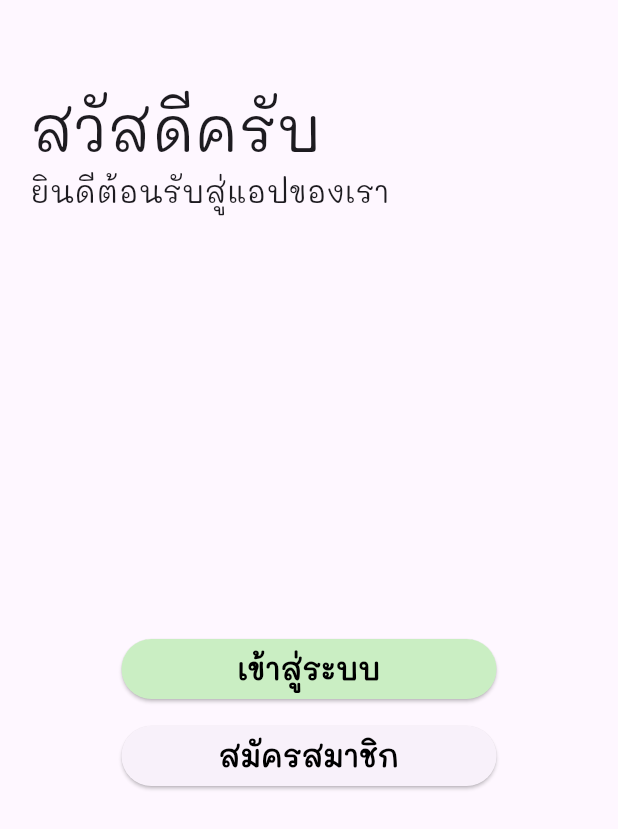
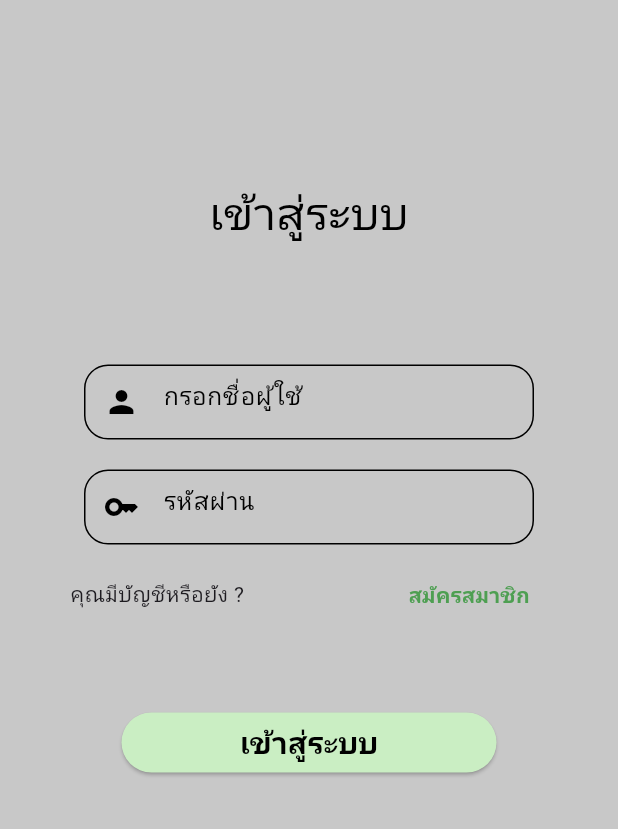
Before and after one commit to supakorn5/Project1, a Flutter app: the screen it shows after launch, after a tap on "เข้าสู่ระบบ", on a phone screen of 412 x 824 dp. Shown: the top 829 px of the screen. Run offline on Flutter 3.47's test engine with Material 3 defaults, Android fonts, the phone set to English and light mode, and no system bars.

Commit message:
first commit

```diff
--- /dev/null
+++ b/lib/Page/Wellcom/Login_Page.dart
@@ -0,0 +1,138 @@
+import 'dart:ui';
+import 'package:flutter/material.dart';
+import 'package:myproject/Page/Wellcom/Register_Page.dart';
+
+class Login extends StatefulWidget {
+  const Login({Key? key}) : super(key: key);
+
+  @override
+  State<Login> createState() => _LoginState();
+}
+
+class _LoginState extends State<Login> {
+  @override
+  Widget build(BuildContext context) {
+    return Scaffold(
+      body: Container(
+        color: const Color.fromARGB(255, 200, 200, 200),
+        child: Center(
+          child: Column(
+            children: [
+              const SizedBox(
+                height: 120,
+              ),
+              const Text(
+                "เข้าสู่ระบบ",
+                style: TextStyle(
+                  fontFamily: "Mali",
+                  fontSize: 30,
+                  color: Colors.black,
+                ),
+              ),
+              const SizedBox(
+                height: 80,
+              ),
+              Container(
+                decoration: BoxDecoration(
+                  border: Border.all(color: Colors.black),
+                  borderRadius: BorderRadius.circular(16),
+                ),
+                width: 300,
+                height: 50,
+                child: const TextField(
+                  decoration: InputDecoration(
+                    border: InputBorder.none,
+                    hintText: "กรอกชื่อผู้ใช้",
+                    hintStyle: TextStyle(
+                      fontFamily: "Mali",
+                      color: Colors.black,
+                    ),
+                    prefixIcon: Icon(
+                      Icons.person,
+                      color: Colors.black,
+                    ),
+                  ),
+                ),
+              ),
+              const SizedBox(
+                height: 20,
+              ),
+              Container(
+                decoration: BoxDecoration(
+                  border: Border.all(color: Colors.black),
+                  borderRadius: BorderRadius.circular(16),
+                ),
+                width: 300,
+                height: 50,
+                child: const TextField(
+                  decoration: InputDecoration(
+                    border: InputBorder.none,
+                    hintText: "รหัสผ่าน",
+                    hintStyle: TextStyle(
+                      fontFamily: "Mali",
+                      color: Colors.black,
+                    ),
+                    prefixIcon: Icon(
+                      Icons.key_sharp,
+                      color: Colors.black,
+                    ),
+                  ),
+                ),
+              ),
+              const SizedBox(
+                height: 10,
+              ),
+              Row(
+                mainAxisAlignment: MainAxisAlignment.spaceAround,
+                children: [
+                  const Text(
+                    "คุณมีบัญชีหรือยัง ? ",
+                    style: TextStyle(fontFamily: "Mali"),
+                  ),
+                  TextButton(
+                      onPressed: () {
+                        Navigator.pushReplacement(
+                            context,
+                            MaterialPageRoute(
+                              builder: (context) => const Register_Page(),
+                            ));
+                      },
+                      child: const Text(
+                        "สมัครสมาชิก",
+                        style: TextStyle(
+                            color: Color.fromARGB(255, 78, 159, 82),
+                            fontFamily: "Mali",
+                            fontWeight: FontWeight.bold),
+                      ))
+                ],
+              ),
+              const SizedBox(
+                height: 50,
+              ),
+              ElevatedButton(
+                  style: ElevatedButton.styleFrom(
+                      fixedSize: const Size(250, 40),
+                      backgroundColor:
+                          const Color.fromARGB(255, 202, 238, 195)),
+                  onPressed: () {
+                    Navigator.pushReplacement(
+                        context,
+                        MaterialPageRoute(
+                          builder: (context) => const Login(),
+                        ));
+                  },
+                  child: const Text(
+                    "เข้าสู่ระบบ",
+                    style: TextStyle(
+                        fontFamily: "Mali",
+                        fontSize: 20,
+                        fontWeight: FontWeight.bold,
+                        color: Colors.black),
+                  )),
+            ],
+          ),
+        ),
+      ),
+    );
+  }
+}
--- /dev/null
+++ b/lib/Page/Wellcom/Register_Page.dart
@@ -0,0 +1,15 @@
+import 'package:flutter/material.dart';
+
+class Register_Page extends StatefulWidget {
+  const Register_Page({super.key});
+
+  @override
+  State<Register_Page> createState() => _Register_PageState();
+}
+
+class _Register_PageState extends State<Register_Page> {
+  @override
+  Widget build(BuildContext context) {
+    return const Placeholder();
+  }
+}
--- /dev/null
+++ b/lib/Page/Wellcom/wellcom.dart
@@ -0,0 +1,140 @@
+import 'dart:ui';
+
+import 'package:flutter/material.dart';
+import 'package:myproject/Page/Wellcom/Login_Page.dart';
+
+class Wellcom_Page extends StatefulWidget {
+  const Wellcom_Page({super.key});
+
+  @override
+  State<Wellcom_Page> createState() => _Wellcom_PageState();
+}
+
+class _Wellcom_PageState extends State<Wellcom_Page> {
+  @override
+  Widget build(BuildContext context) {
+    return Scaffold(
+        body: Center(
+      child: Container(
+        decoration: const BoxDecoration(
+            image: DecorationImage(
+                image: AssetImage("images/rice fields.png"),
+                fit: BoxFit.cover)),
+        child: BackdropFilter(
+          filter: ImageFilter.blur(sigmaX: 1.5, sigmaY: 1.5),
+          child: Column(
+            children: [
+              Row(
+                children: [
+                  const SizedBox(
+                    height: 180,
+                    width: 20,
+                  ),
+                  Padding(
+                    padding: const EdgeInsets.all(8.0),
+                    child: Center(
+                      child: Row(
+                        crossAxisAlignment: CrossAxisAlignment.end,
+                        children: [
+                          Stack(
+                            children: [
+                              Positioned(
+                                top: 0,
+                                left: 0,
+                                child: Text(
+                                  'TRACTOR 4 U',
+                                  style: TextStyle(
+                                    fontSize: 50,
+                                    fontWeight: FontWeight.bold,
+                                    foreground: Paint()
+                                      ..style = PaintingStyle.stroke
+                                      ..strokeWidth = 2
+                                      ..color = const Color.fromARGB(255, 50, 0,
+                                          0), // Set the stroke color
+                                  ),
+                                ),
+                              ),
+                              const Row(
+                                children: [
+                                  Text(
+                                    "TRACTOR 4 U",
+                                    style: TextStyle(
+                                        color:
+                                            Color.fromARGB(255, 188, 229, 142),
+                                        fontSize: 50,
+                                        fontWeight: FontWeight.bold),
+                                  ),
+                                ],
+                              ),
+                            ],
+                          )
+                        ],
+                      ),
+                    ),
+                  ),
+                ],
+              ),
+              const SizedBox(
+                height: 250,
+              ),
+              Container(
+                // decoration: const BoxDecoration(boxShadow: [
+                //   BoxShadow(
+                //     color: Colors.grey,
+                //     blurRadius: 20,
+                //     offset: Offset(0, 4),
+                //   )
+                // ]),
+                child: ElevatedButton(
+                    style: ElevatedButton.styleFrom(
+                        fixedSize: const Size(250, 40),
+                        backgroundColor:
+                            const Color.fromARGB(255, 202, 238, 195)),
+                    onPressed: () {
+                      Navigator.pushReplacement(
+                          context,
+                          MaterialPageRoute(
+                            builder: (context) => const Login(),
+                          ));
+                    },
+                    child: const Text(
+                      "เข้าสู่ระบบ",
+                      style: TextStyle(
+                          fontFamily: "Mali",
+                          fontSize: 20,
+                          fontWeight: FontWeight.bold,
+                          color: Colors.black),
+                    )),
+              ),
+              const SizedBox(
+                height: 10,
+              ),
+              Container(
+                // decoration: const BoxDecoration(boxShadow: [
+                //   BoxShadow(
+                //     color: Colors.grey,
+                //     blurRadius: 20,
+                //     offset: Offset(0, 4),
+                //   )
+                // ]),
+                child: ElevatedButton(
+                    style: ElevatedButton.styleFrom(
+                      fixedSize: const Size(250, 40),
+                    ),
+                    onPressed: () {},
+                    child: const Text(
+                      "สมัครสมาชิก",
+                      style: TextStyle(
+                          fontFamily: "Mali",
+                          fontSize: 20,
+                          fontWeight: FontWeight.bold,
+                          color: Colors.black),
+                    )),
+              ),
+            ],
+          ),
+        ),
+      ),
+    ));
+  }
+}
--- a/lib/Wellcom/wellcom.dart
+++ /dev/null
@@ -1,95 +0,0 @@
-import 'package:flutter/material.dart';
-
-class Wellcom_Page extends StatefulWidget {
-  const Wellcom_Page({super.key});
-
-  @override
-  State<Wellcom_Page> createState() => _Wellcom_PageState();
-}
-
-class _Wellcom_PageState extends State<Wellcom_Page> {
-  @override
-  Widget build(BuildContext context) {
-    return Scaffold(
-      appBar: AppBar(
-        title: const Text(" "),
-      ),
-      body: Center(
-        child: Column(
-          children: [
-            const Row(
-              children: [
-                SizedBox(
-                  width: 20,
-                ),
-                Column(
-                  crossAxisAlignment: CrossAxisAlignment.start,
-                  children: [
-                    Text(
-                      "สวัสดีครับ",
-                      style: TextStyle(fontFamily: "Mali", fontSize: 40),
-                    ),
-                    Text(
-                      "ยินดีต้อนรับสู่แอปของเรา",
-                      style: TextStyle(fontSize: 20, fontFamily: "Mali"),
-                    ),
-                  ],
-                ),
-              ],
-            ),
-            const SizedBox(
-              height: 280,
-            ),
-            Container(
-              // decoration: const BoxDecoration(boxShadow: [
-              //   BoxShadow(
-              //     color: Colors.grey,
-              //     blurRadius: 20,
-              //     offset: Offset(0, 4),
-              //   )
-              // ]),
-              child: ElevatedButton(
-                  style: ElevatedButton.styleFrom(
-                      fixedSize: const Size(250, 40),
-                      backgroundColor: Color.fromARGB(255, 202, 238, 195)),
-                  onPressed: () {},
-                  child: const Text(
-                    "เข้าสู่ระบบ",
-                    style: TextStyle(
-                        fontFamily: "Mali",
-                        fontSize: 20,
-                        fontWeight: FontWeight.bold,
-                        color: Colors.black),
-                  )),
-            ),
-            const SizedBox(
-              height: 10,
-            ),
-            Container(
-              // decoration: const BoxDecoration(boxShadow: [
-              //   BoxShadow(
-              //     color: Colors.grey,
-              //     blurRadius: 20,
-              //     offset: Offset(0, 4),
-              //   )
-              // ]),
-              child: ElevatedButton(
-                  style: ElevatedButton.styleFrom(
-                    fixedSize: const Size(250, 40),
-                  ),
-                  onPressed: () {},
-                  child: const Text(
-                    "สมัครสมาชิก",
-                    style: TextStyle(
-                        fontFamily: "Mali",
-                        fontSize: 20,
-                        fontWeight: FontWeight.bold,
-                        color: Colors.black),
-                  )),
-            ),
-          ],
-        ),
-      ),
-    );
-  }
-}
--- a/lib/main.dart
+++ b/lib/main.dart
@@ -1,5 +1,5 @@
 import 'package:flutter/material.dart';
-import 'package:myproject/Wellcom/wellcom.dart';
+import 'package:myproject/Page/Wellcom/wellcom.dart';
 
 void main() {
   runApp(const MyApp());
@@ -12,6 +12,7 @@ class MyApp extends StatelessWidget {
   @override
   Widget build(BuildContext context) {
     return MaterialApp(
+      debugShowCheckedModeBanner: false,
       title: 'Flutter Demo',
       theme: ThemeData(
         colorScheme: ColorScheme.fromSeed(seedColor: Colors.deepPurple),
```
Also changed, not shown: pubspec.yaml (+9 -9 lines), Fonts/Itim-Regular.ttf (added), Fonts/Kanit-Regular.ttf (added), images/rice fields.png (added).
